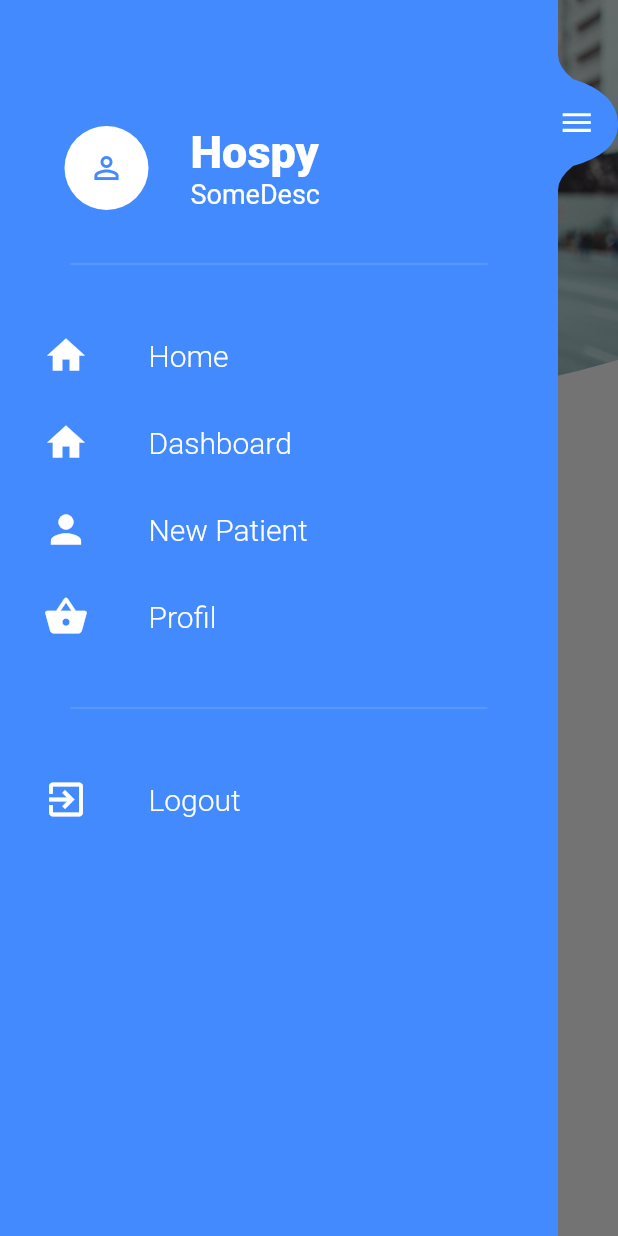
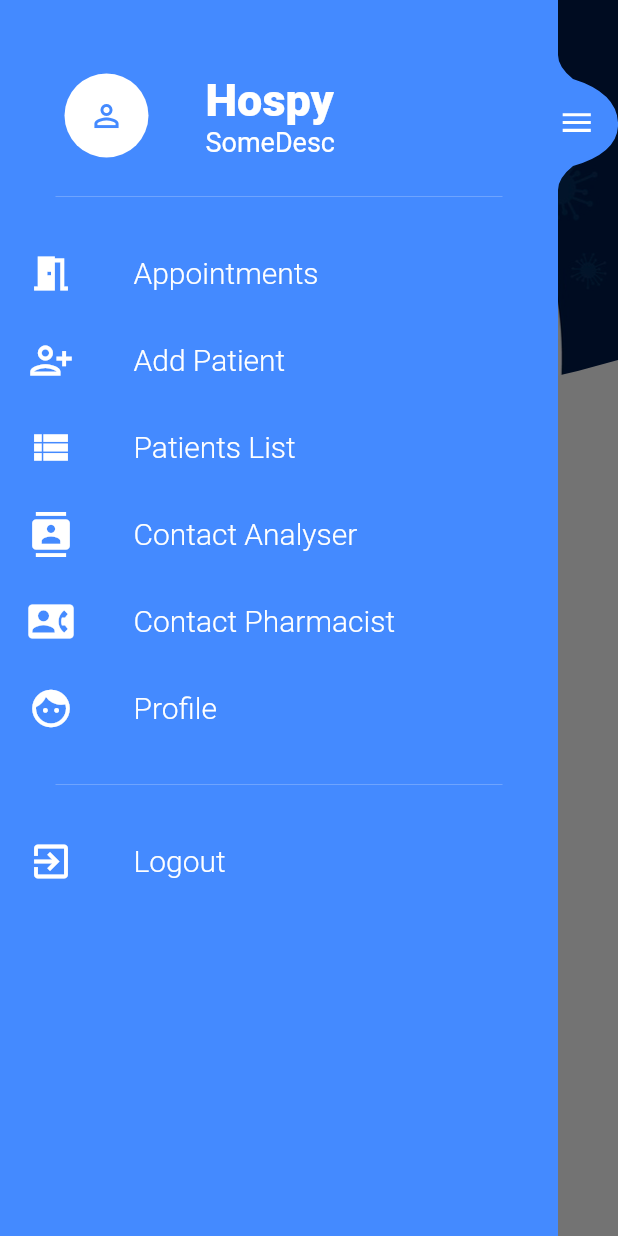
Before and after one commit to TahaMohsenZeidy/Flutter_Patient_App, a Flutter app: the ProfileScreen screen opened directly with sample values from the repository, with the side drawer open, on a phone screen of 412 x 824 dp. Run offline on Flutter 3.47's test engine with Material 2 defaults, Android fonts, the phone set to English and light mode, and no system bars; our stand-ins replace auto_size_text, bloc, cached_network_image, charts_flutter, cloud_firestore, firebase_auth and 14 more; missing offline and left inert: easy_gradient_text, qrscan; accounts and stored records are empty.

Commit message:
rigelt l profile wel add patient
malla liila aala daliila

```diff
--- a/lib/bloc.navigation_bloc/navigation_bloc.dart
+++ b/lib/bloc.navigation_bloc/navigation_bloc.dart
@@ -7,7 +7,7 @@
 
 enum NavigationEvents {
   HomePageClickedEvent,
-  NewPatientClickedEvent,
+  AddNewPatientClickedEvent,
   DashboardClickedEvent,
   ProfileScreenClickedEvent
 }
@@ -24,13 +24,10 @@
       case NavigationEvents.HomePageClickedEvent:
         yield AppointmentScreen();
         break;
-      case NavigationEvents.DashboardClickedEvent:
-        yield HomePage1();
+      case NavigationEvents.AddNewPatientClickedEvent:
+        yield NewPatient();
         break;
 
-      case NavigationEvents.NewPatientClickedEvent:
-        yield NewPatient();
-        break;
       case NavigationEvents.ProfileScreenClickedEvent:
         yield ProfileScreen();
         break;
--- a/lib/screens/profile_screen.dart
+++ b/lib/screens/profile_screen.dart
@@ -44,19 +44,9 @@
                     height: 300.0,
                     width: double.infinity,
                     image: AssetImage(
-                      'assets/user1.jpg'
+                      'assets/doctors.jpg'
                     ),
                     fit: BoxFit.cover,
-                  ),
-                ),
-                Positioned(
-                  top: 50.0,
-                  left: 20.0,
-                  child: IconButton(
-                    icon: Icon(Icons.menu),
-                    iconSize: 30.0,
-                    color: Theme.of(context).primaryColor,
-                    onPressed: () => _scaffoldKey.currentState.openDrawer(),
                   ),
                 ),
                 Positioned(
@@ -77,7 +67,7 @@
                         height: 120.0,
                         width: 120.0,
                         image: AssetImage(
-                          'assets/user1.jpg'
+                          'assets/user0.jpg'
                         ),
                         fit: BoxFit.cover,
                       ),
--- a/lib/sidebar/sidebar.dart
+++ b/lib/sidebar/sidebar.dart
@@ -68,12 +68,12 @@
             children: <Widget>[
               Expanded(
                 child: Container(
-                  padding: const EdgeInsets.symmetric(horizontal: 15),
+                  padding: const EdgeInsets.symmetric(horizontal: 5),
                   color: Colors.blueAccent,
                   child: Column(
                     children: <Widget>[
                       SizedBox(
-                        height: 80,
+                        height: 45,
                       ),
                       ListTile(
                         title: Text(
@@ -96,19 +96,19 @@
                             Icons.perm_identity,
                             color: Colors.blueAccent,
                           ),
-                          radius: 40,
+                          radius: 50,
                         ),
                       ),
                       Divider(
-                        height: 64,
+                        height: 44,
                         thickness: 0.5,
                         color: Colors.white.withOpacity(0.3),
                         indent: 32,
                         endIndent: 32,
                       ),
                       MenuItem(
-                        icon: Icons.home,
-                        title: "Home",
+                        icon: Icons.meeting_room,
+                        title: "Appointments",
                         onTap: () {
                           onIconPressed();
                           BlocProvider.of<NavigationBloc>(context)
@@ -116,26 +116,44 @@
                         },
                       ),
                       MenuItem(
-                        icon: Icons.home,
-                        title: "Dashboard",
+                        icon: Icons.person_add_alt,
+                        title: "Add Patient",
                         onTap: () {
                           onIconPressed();
                           BlocProvider.of<NavigationBloc>(context)
-                              .add(NavigationEvents.DashboardClickedEvent);
+                              .add(NavigationEvents.AddNewPatientClickedEvent);
                         },
                       ),
                       MenuItem(
-                        icon: Icons.person,
-                        title: "New Patient",
+                        icon: Icons.view_list,
+                        title: "Patients List",
                         onTap: () {
                           onIconPressed();
-                          BlocProvider.of<NavigationBloc>(context)
-                              .add(NavigationEvents.NewPatientClickedEvent);
+                          // BlocProvider.of<NavigationBloc>(context)
+                          //     .add(NavigationEvents.NewPatientClickedEvent);
                         },
                       ),
                       MenuItem(
-                        icon: Icons.shopping_basket,
-                        title: "Profil",
+                        icon: Icons.contacts,
+                        title: "Contact Analyser",
+                        onTap: () {
+                          onIconPressed();
+                          // BlocProvider.of<NavigationBloc>(context)
+                          //     .add(NavigationEvents.NewPatientClickedEvent);
+                        },
+                      ),
+                      MenuItem(
+                        icon: Icons.contact_phone,
+                        title: "Contact Pharmacist",
+                        onTap: () {
+                          // onIconPressed();
+                          // BlocProvider.of<NavigationBloc>(context)
+                          //     .add(NavigationEvents.NewPatientClickedEvent);
+                        },
+                      ),
+                      MenuItem(
+                        icon: Icons.face,
+                        title: "Profile",
                         onTap: () {
                           onIconPressed();
                           BlocProvider.of<NavigationBloc>(context)
@@ -143,7 +161,7 @@
                         },
                       ),
                       Divider(
-                        height: 64,
+                        height: 44,
                         thickness: 0.5,
                         color: Colors.white.withOpacity(0.3),
                         indent: 32,
--- a/pubspec.yaml
+++ b/pubspec.yaml
@@ -78,10 +78,6 @@
 
   # To add assets to your application, add an assets section, like this:
   assets:
-    - assets/images/category/
-    - assets/onBoardDoc.png
-    - assets/images/docprofile/
-    - assets/images/docinfo/bg1.png
     - assets/
   #   - images/a_dot_ham.jpeg
 
```
Also changed, not shown: lib/new_patient.dart (+4 -4 lines), assets/bg1.png (renamed from assets/docinfo/bg1.png), assets/category1.png (renamed from assets/category/category1.png), assets/category2.png (renamed from assets/category/category2.png), assets/category3.png (renamed from assets/category/category3.png), assets/category4.png (renamed from assets/category/category4.png), assets/category5.png (renamed from assets/category/category5.png), assets/category6.png (renamed from assets/category/category6.png), assets/category7.png (renamed from assets/category/category7.png), assets/category8.png (renamed from assets/category/category8.png).
